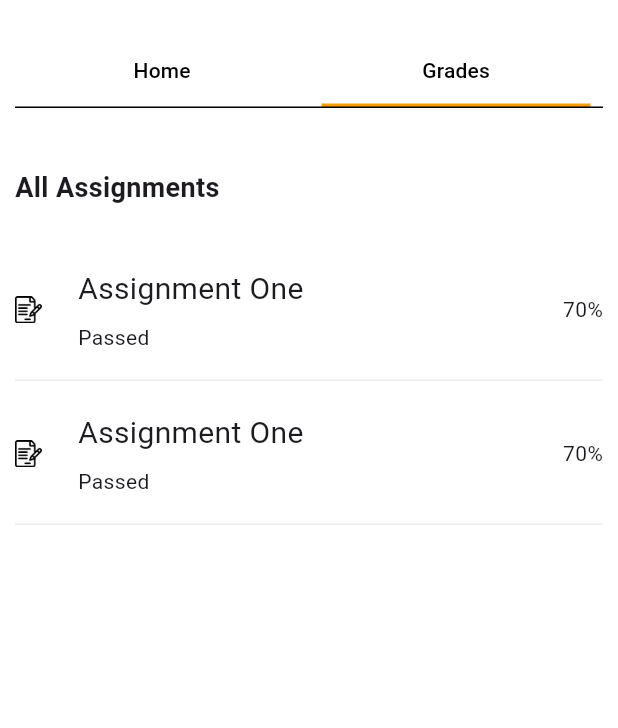
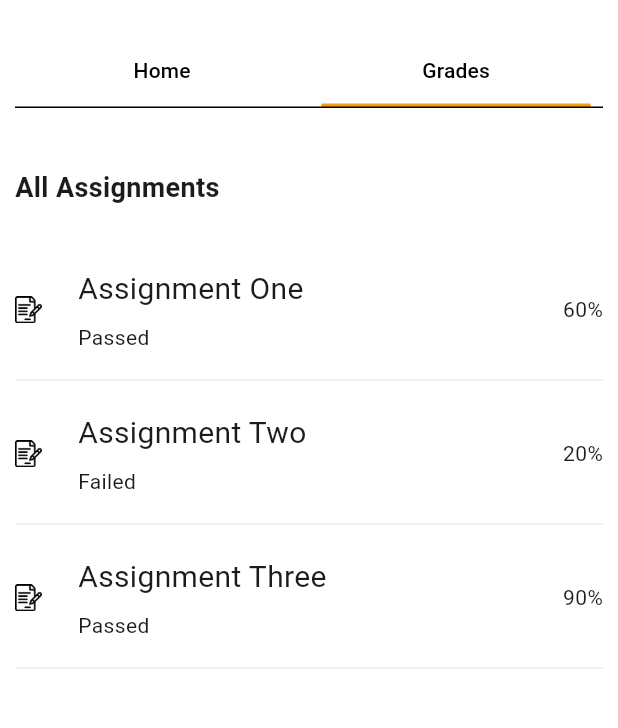
Before and after one commit to ishi265/ufuluapp, a Flutter app: the screen it shows after launch, tab 2 chosen, on a phone screen of 412 x 824 dp, the part 63-791 px from its top. Run offline on Flutter 3.47's test engine with Material 3 defaults, Android fonts, the phone set to English and light mode, and no system bars; our stand-ins replace google_fonts, iconsax.

Commit message:
done with the grades in the code and all that

```diff
--- a/lib/widgets/AssignmentMarkWidget.dart
+++ b/lib/widgets/AssignmentMarkWidget.dart
@@ -1,9 +1,14 @@
 import 'package:flutter/material.dart';
 
 class AssignmentMarkWidget extends StatelessWidget {
-  const AssignmentMarkWidget({
-    super.key,
-  });
+  final String assignmentName;
+  final String status;
+  final String grade;
+  const AssignmentMarkWidget(
+      {super.key,
+      required this.assignmentName,
+      required this.status,
+      required this.grade});
 
   @override
   Widget build(BuildContext context) {
@@ -32,14 +37,14 @@ class AssignmentMarkWidget extends StatelessWidget {
                     Column(
                       crossAxisAlignment: CrossAxisAlignment.start,
                       children: [
-                        Text("Assignment One", style: TextStyle(fontSize: 20)),
+                        Text(assignmentName, style: TextStyle(fontSize: 20)),
                         SizedBox(
                           height: 8,
                         ),
-                        Text("Passed")
+                        Text(status)
                       ],
                     ),
-                    Text("70%")
+                    Text(grade)
                   ],
                 ),
               )
--- a/lib/widgets/GradesWidget.dart
+++ b/lib/widgets/GradesWidget.dart
@@ -8,6 +8,12 @@ class GradesWidget extends StatelessWidget {
 
   @override
   Widget build(BuildContext context) {
+    final List<Map<String, dynamic>> assignments = [
+      {'assignmentName': "Assignment One", 'status': "Passed", 'grade': "60%"},
+      {'assignmentName': "Assignment Two", 'status': "Failed", 'grade': "20%"},
+      {'assignmentName': "Assignment Three", 'status': "Passed", 'grade': "90%"}
+    ];
+
     return Column(
       crossAxisAlignment: CrossAxisAlignment.start,
       children: [
@@ -16,8 +22,22 @@ class GradesWidget extends StatelessWidget {
           child: Text("All Assignments",
               style: TextStyle(fontSize: 18, fontWeight: FontWeight.w600)),
         ),
-        AssignmentMarkWidget(),
-        AssignmentMarkWidget(),
+        SingleChildScrollView(
+          child: Column(
+            children: [
+              ListView.builder(
+                shrinkWrap: true,
+                physics: NeverScrollableScrollPhysics(),
+                itemCount: assignments.length,
+                itemBuilder: (context, index) => AssignmentMarkWidget(
+                  assignmentName: assignments[index]['assignmentName'],
+                  status: assignments[index]['status'],
+                  grade: assignments[index]['grade'],
+                ),
+              ),
+            ],
+          ),
+        )
       ],
     );
   }
```
